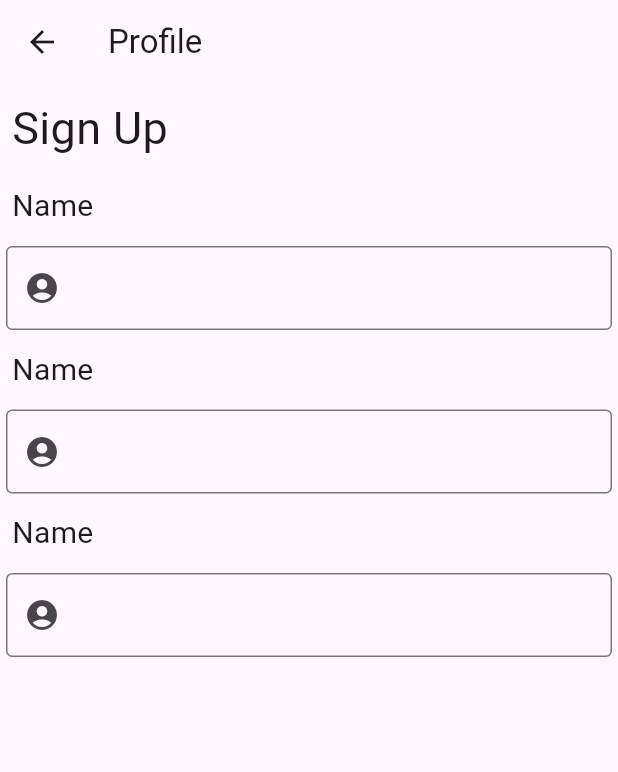
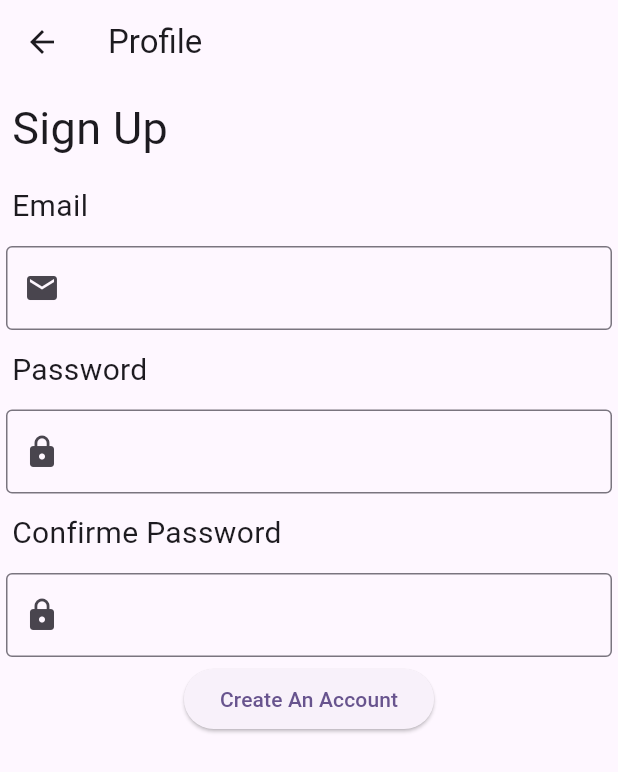
Before and after one commit to RuanVFeitosa/adote-pet, a Flutter app: the Profile screen opened directly, on a phone screen of 412 x 824 dp. Shown: the top 772 px of the screen. Run offline on Flutter 3.47's test engine with Material 3 defaults, Android fonts, the phone set to English and light mode, and no system bars; our stand-ins replace carousel_slider.

Commit message:
Criação da tela Profile

```diff
--- a/lib/main.dart
+++ b/lib/main.dart
@@ -18,7 +18,7 @@ class MyApp extends StatelessWidget {
         colorScheme: ColorScheme.fromSeed(seedColor: Colors.deepPurple),
         useMaterial3: true,
       ),
-      home: const Homepage()
+      home: const PagePrincipal()
       );
   }
 }
--- a/lib/widgets/profile.dart
+++ b/lib/widgets/profile.dart
@@ -1,3 +1,4 @@
+import 'package:adopt_pet/view/homePage.dart';
 import 'package:flutter/material.dart';
 
 class Profile extends StatelessWidget {
@@ -27,7 +28,7 @@ class Profile extends StatelessWidget {
             child: Row(
               children: [
                 Text(
-                  "Name",
+                  "Email",
                   style: TextStyle(fontSize: 20),
                 ),
               ],
@@ -40,9 +41,10 @@ class Profile extends StatelessWidget {
                   border: const OutlineInputBorder(),
                   prefixIcon: Container(
                     decoration: const BoxDecoration(
+
                       borderRadius: BorderRadius.all(Radius.circular(10.0)),
                     ),
-                    child: const Icon(Icons.account_circle),
+                    child: const Icon(Icons.email),
                   ),
                 ),
               )),
@@ -52,7 +54,7 @@ class Profile extends StatelessWidget {
             child: Row(
               children: [
                 Text(
-                  "Name",
+                  "Password",
                   style: TextStyle(fontSize: 20),
                 ),
               ],
@@ -68,7 +70,7 @@ class Profile extends StatelessWidget {
                     decoration: const BoxDecoration(
                       borderRadius: BorderRadius.all(Radius.circular(10.0)),
                     ),
-                    child: const Icon(Icons.account_circle),
+                    child: const Icon(Icons.lock),
                   ),
                 ),
               )),
@@ -78,7 +80,7 @@ class Profile extends StatelessWidget {
             child: Row(
               children: [
                 Text(
-                  "Name",
+                  "Confirme Password",
                   style: TextStyle(fontSize: 20),
                 ),
               ],
@@ -94,11 +96,20 @@ class Profile extends StatelessWidget {
                     decoration: const BoxDecoration(
                       borderRadius: BorderRadius.all(Radius.circular(10.0)),
                     ),
-                    child: const Icon(Icons.account_circle),
+                    child: const Icon(Icons.lock),
                   ),
                 ),
               )),
+              ElevatedButton(
+                  onPressed: () {
+                    Navigator.push(
+                      context,
+                      MaterialPageRoute(builder: (context) => const Homepage()),
+                    );
+                  },
+                  child: const Text("Create An Account"))
         ],
+
       ),
     );
   }
```
Also changed, not shown: lib/view/page_principal.dart (+13 -6 lines).
